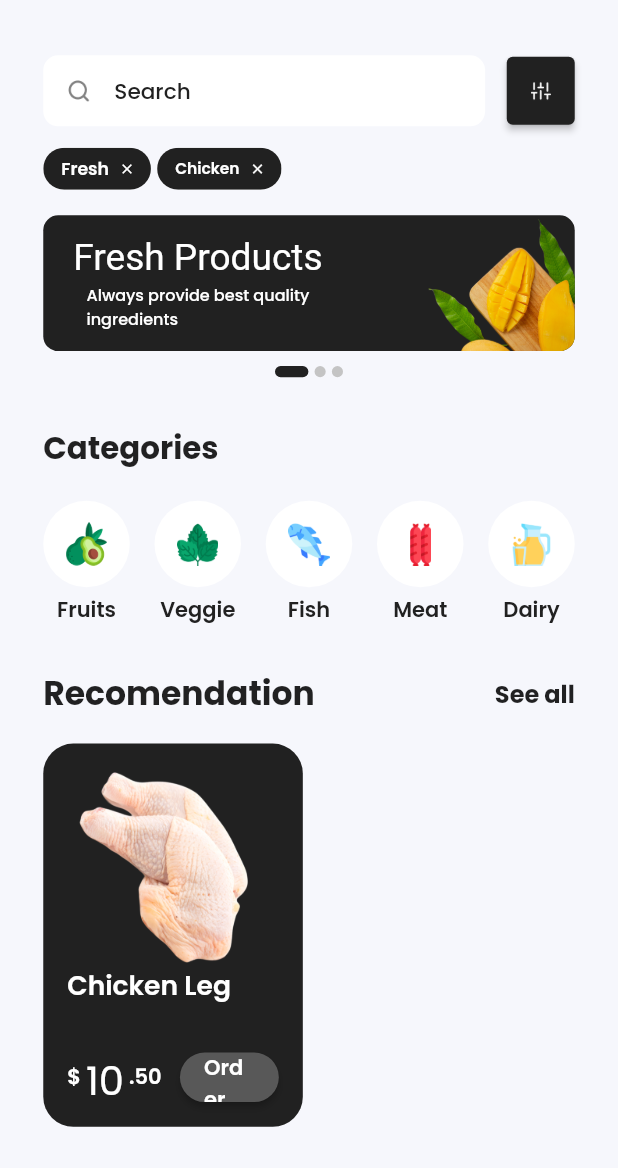
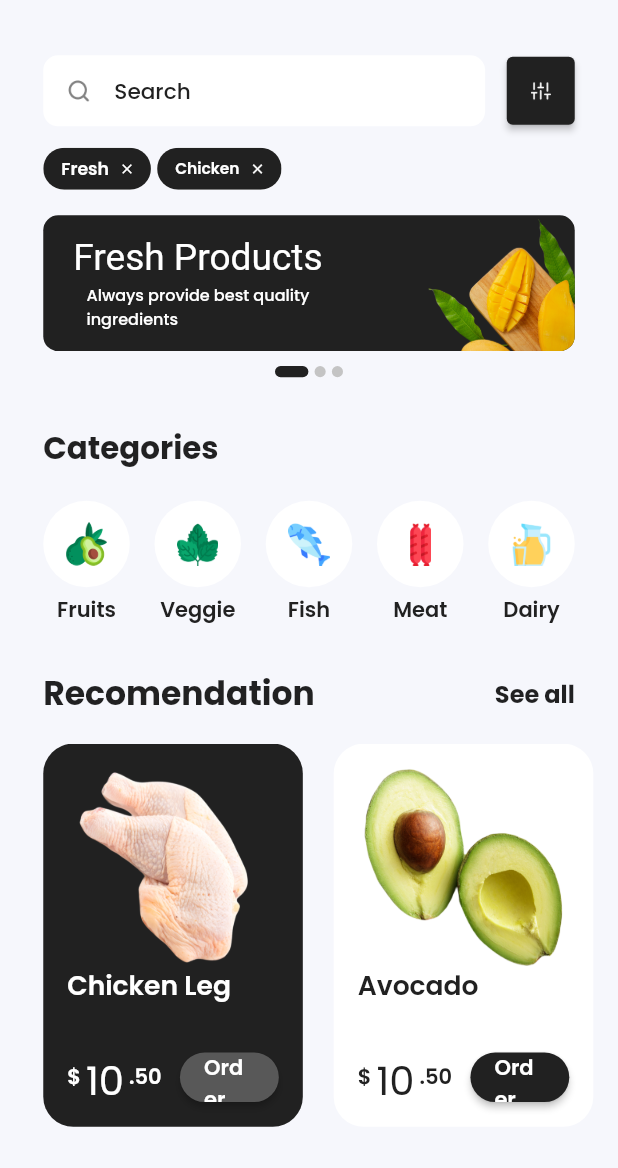
Before and after one commit to araujo-alef/dine_market_app_flutter, a Flutter app: the screen it shows after launch, on a phone screen of 412 x 824 dp, the part 68-1236 px from its top. Run offline on Flutter 3.47's test engine with Material 2 defaults, Android fonts, the phone set to English and light mode, and no system bars; drawn by our look-alikes of carousel_slider, smooth_page_indicator; our stand-ins replace get, google_fonts.

Commit message:
added list of product on home page

```diff
--- a/lib/app/ui/android/home/home_page.dart
+++ b/lib/app/ui/android/home/home_page.dart
@@ -250,110 +250,22 @@ class HomePage extends GetView<HomeController> {
                 child: ListView(
                   scrollDirection: Axis.horizontal,
                   children: [
-                    Container(
-                      width: width * 42,
-                      alignment: Alignment.center,
-                      decoration: BoxDecoration(
-                        color: Color(0XFF212121),
-                        borderRadius: BorderRadius.all(Radius.circular(20))
-                      ),
-                      child: Column(
-                        children: [
-                          Container(
-                            margin: EdgeInsets.only(right: height * 2, left: height * 2, top: height * 2),
-                            height: height * 16,
-                            decoration: BoxDecoration(
-                              image: DecorationImage(
-                                image: AssetImage('assets/images/chicken.png')
-                              )
-                            ),
-                          ),
-                          Container(
-                            width: width * 42,
-                            height: height * 5,
-                            child: Padding(
-                              padding: const EdgeInsets.only(left: 16.0),
-                              child: Text(
-                                'Chicken Leg',
-                                textAlign: TextAlign.start,
-                                style: GoogleFonts.poppins(
-                                  fontWeight: FontWeight.w600,
-                                  color: Colors.white,
-                                  fontSize: width * 4.3
-                                ),
-                              ),
-                            ),
-                          ),
-                          Container(
-                            alignment: Alignment.topCenter,
-                            height: height * 8,
-                            child: Padding(
-                              padding: const EdgeInsets.all(16),
-                              child: Row(
-                                mainAxisAlignment: MainAxisAlignment.spaceBetween,
-                                children: [
-                                  Container(
-                                    width: width * 16,
-                                    child: Row(
-                                      crossAxisAlignment: CrossAxisAlignment.start,
-                                      children: [
-                                        Container(
-                                          margin: EdgeInsets.only(top: height * 0.8),
-                                          child: Text(
-                                            "\$ ",
-                                            style: GoogleFonts.poppins(
-                                              fontWeight: FontWeight.w600,
-                                              color: Colors.white
-                                            ),
-                                          ),
-                                        ),
-                                        Text(
-                                          '10',
-                                          style: GoogleFonts.poppins(
-                                            fontWeight: FontWeight.w400,
-                                            color: Colors.white,
-                                            fontSize: width * 6.5
-                                          ),
-                                        ),
-                                        Container(
-                                          margin: EdgeInsets.only(top: height * 0.8),
-                                          child: Text(
-                                            ' .50',
-                                            style: GoogleFonts.poppins(
-                                              fontWeight: FontWeight.w600,
-                                              color: Colors.white
-                                            ),
-                                          ),
-                                        )
-                                      ],
-                                    ),
-                                  ),
-                                  Container(
-                                    width: width * 16,
-                                    height: height * 4,
-                                    child: ElevatedButton(
-                                      onPressed: () {},
-                                      child: Text(
-                                        'Order',
-                                        style: GoogleFonts.poppins(
-                                          fontWeight: FontWeight.w600,
-                                        ),
-                                      ),
-                                      style: TextButton.styleFrom(
-                                        backgroundColor: Color(0XFF585858),
-                                        shape: const RoundedRectangleBorder(
-                                        borderRadius: BorderRadius.all(Radius.circular(20)),
-                                      ),
-                                      ),
-                                    ),
-                                  )
-                                ],
-                              ),
-                            ),
-                          ),
-                        ],
-                      ),
-                    ),
+                    productCardDark(width, height),
+                    SizedBox(width: width * 5,),
+                    productCardLight(width, height),
+                    SizedBox(width: width * 5,),
+                    productCardDark(width, height),
+                    SizedBox(width: width * 5,),
+                    productCardLight(width, height),
+                    SizedBox(width: width * 5,),
+                    productCardDark(width, height),
+                    SizedBox(width: width * 5,),
+                    productCardLight(width, height),
+                    SizedBox(width: width * 5,),
+                    productCardDark(width, height),
+                    SizedBox(width: width * 5,),
+                    productCardLight(width, height),
+                    SizedBox(width: width * 5,),
                   ],
                 ),
               )
@@ -477,4 +389,221 @@ class HomePage extends GetView<HomeController> {
     );
   }
 
+  Widget productCardDark(double width, double height) {
+    return
+    Container(
+        width: width * 42,
+        alignment: Alignment.center,
+        decoration: BoxDecoration(
+          color: Color(0XFF212121),
+          borderRadius: BorderRadius.all(Radius.circular(20))
+        ),
+        child: Column(
+          children: [
+            Container(
+              margin: EdgeInsets.only(right: height * 2, left: height * 2, top: height * 2),
+              height: height * 16,
+              decoration: BoxDecoration(
+                image: DecorationImage(
+                  image: AssetImage('assets/images/chicken.png')
+                )
+              ),
+            ),
+            Container(
+              width: width * 42,
+              height: height * 5,
+              child: Padding(
+                padding: const EdgeInsets.only(left: 16.0),
+                child: Text(
+                  'Chicken Leg',
+                  textAlign: TextAlign.start,
+                  style: GoogleFonts.poppins(
+                    fontWeight: FontWeight.w600,
+                    color: Colors.white,
+                    fontSize: width * 4.3
+                  ),
+                ),
+              ),
+            ),
+            Container(
+              alignment: Alignment.topCenter,
+              height: height * 8,
+              child: Padding(
+                padding: const EdgeInsets.all(16),
+                child: Row(
+                  mainAxisAlignment: MainAxisAlignment.spaceBetween,
+                  children: [
+                    Container(
+                      width: width * 16,
+                      child: Row(
+                        crossAxisAlignment: CrossAxisAlignment.start,
+                        children: [
+                          Container(
+                            margin: EdgeInsets.only(top: height * 0.8),
+                            child: Text(
+                              "\$ ",
+                              style: GoogleFonts.poppins(
+                                fontWeight: FontWeight.w600,
+                                color: Colors.white
+                              ),
+                            ),
+                          ),
+                          Text(
+                            '10',
+                            style: GoogleFonts.poppins(
+                              fontWeight: FontWeight.w400,
+                              color: Colors.white,
+                              fontSize: width * 6.5
+                            ),
+                          ),
+                          Container(
+                            margin: EdgeInsets.only(top: height * 0.8),
+                            child: Text(
+                              ' .50',
+                              style: GoogleFonts.poppins(
+                                fontWeight: FontWeight.w600,
+                                color: Colors.white
+                              ),
+                            ),
+                          )
+                        ],
+                      ),
+                    ),
+                    Container(
+                      width: width * 16,
+                      height: height * 4,
+                      child: ElevatedButton(
+                        onPressed: () {},
+                        child: Text(
+                          'Order',
+                          style: GoogleFonts.poppins(
+                            fontWeight: FontWeight.w600,
+                          ),
+                        ),
+                        style: TextButton.styleFrom(
+                          backgroundColor: Color(0XFF585858),
+                          shape: const RoundedRectangleBorder(
+                          borderRadius: BorderRadius.all(Radius.circular(20)),
+                        ),
+                        ),
+                      ),
+                    )
+                  ],
+                ),
+              ),
+            ),
+          ],
+        ),
+      );
+  }
+
+  Widget productCardLight(double width, double height) {
+    return
+    Container(
+        width: width * 42,
+        alignment: Alignment.center,
+        decoration: BoxDecoration(
+          color: Color(0XFFFFFFFF),
+          borderRadius: BorderRadius.all(Radius.circular(20))
+        ),
+        child: Column(
+          children: [
+            Container(
+              margin: EdgeInsets.only(right: height * 2, left: height * 2, top: height * 2),
+              height: height * 16,
+              decoration: BoxDecoration(
+                image: DecorationImage(
+                  image: AssetImage('assets/images/avocado.png')
+                )
+              ),
+            ),
+            Container(
+              width: width * 42,
+              height: height * 5,
+              child: Padding(
+                padding: const EdgeInsets.only(left: 16.0),
+                child: Text(
+                  'Avocado',
+                  textAlign: TextAlign.start,
+                  style: GoogleFonts.poppins(
+                    fontWeight: FontWeight.w600,
+                    color: Color(0XFF212121),
+                    fontSize: width * 4.3
+                  ),
+                ),
+              ),
+            ),
+            Container(
+              alignment: Alignment.topCenter,
+              height: height * 8,
+              child: Padding(
+                padding: const EdgeInsets.all(16),
+                child: Row(
+                  mainAxisAlignment: MainAxisAlignment.spaceBetween,
+                  children: [
+                    Container(
+                      width: width * 16,
+                      child: Row(
+                        crossAxisAlignment: CrossAxisAlignment.start,
+                        children: [
+                          Container(
+                            margin: EdgeInsets.only(top: height * 0.8),
+                            child: Text(
+                              "\$ ",
+                              style: GoogleFonts.poppins(
+                                fontWeight: FontWeight.w600,
+                                color: Color(0XFF212121),
+                              ),
+                            ),
+                          ),
+                          Text(
+                            '10',
+                            style: GoogleFonts.poppins(
+                              fontWeight: FontWeight.w400,
+                              color: Color(0XFF212121),
+                              fontSize: width * 6.5
+                            ),
+                          ),
+                          Container(
+                            margin: EdgeInsets.only(top: height * 0.8),
+                            child: Text(
+                              ' .50',
+                              style: GoogleFonts.poppins(
+                                fontWeight: FontWeight.w600,
+                                color: Color(0XFF212121),
+                              ),
+                            ),
+                          )
+                        ],
+                      ),
+                    ),
+                    Container(
+                      width: width * 16,
+                      height: height * 4,
+                      child: ElevatedButton(
+                        onPressed: () {},
+                        child: Text(
+                          'Order',
+                          style: GoogleFonts.poppins(
+                            fontWeight: FontWeight.w600,
+                            color: Colors.white
+                          ),
+                        ),
+                        style: TextButton.styleFrom(
+                          backgroundColor: Color(0XFF212121),
+                          shape: const RoundedRectangleBorder(
+                          borderRadius: BorderRadius.all(Radius.circular(20)),
+                        ),
+                        ),
+                      ),
+                    )
+                  ],
+                ),
+              ),
+            ),
+          ],
+        ),
+      );
+  }
+
 }
```
Also changed, not shown: assets/images/avocado.png (added).
